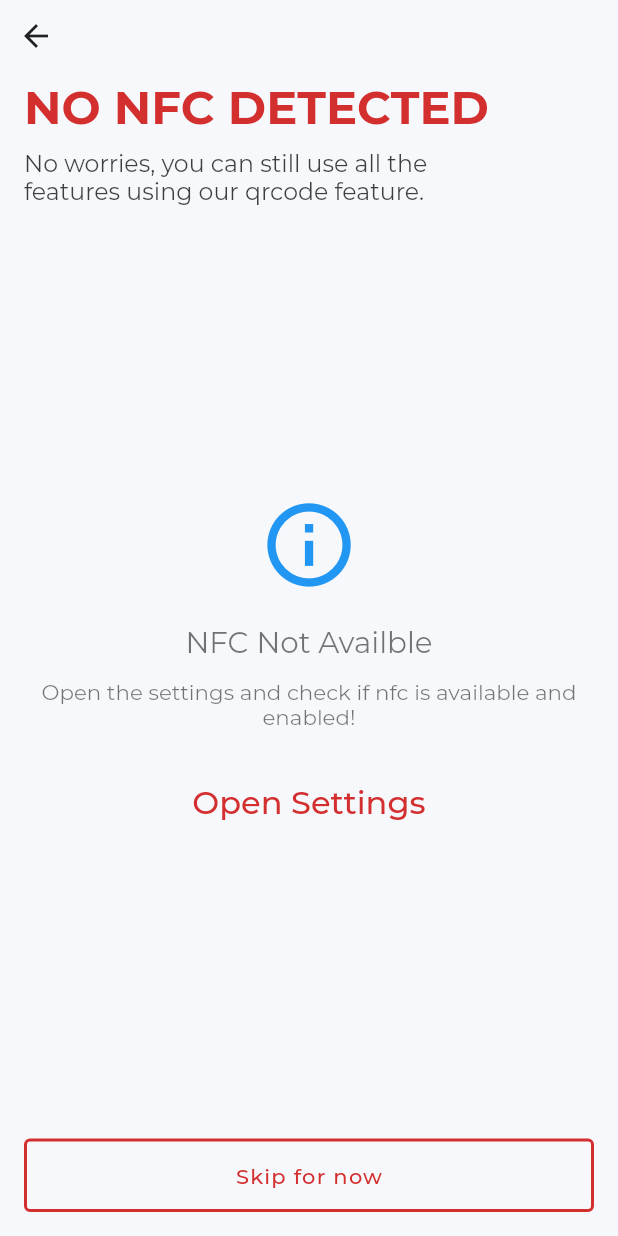
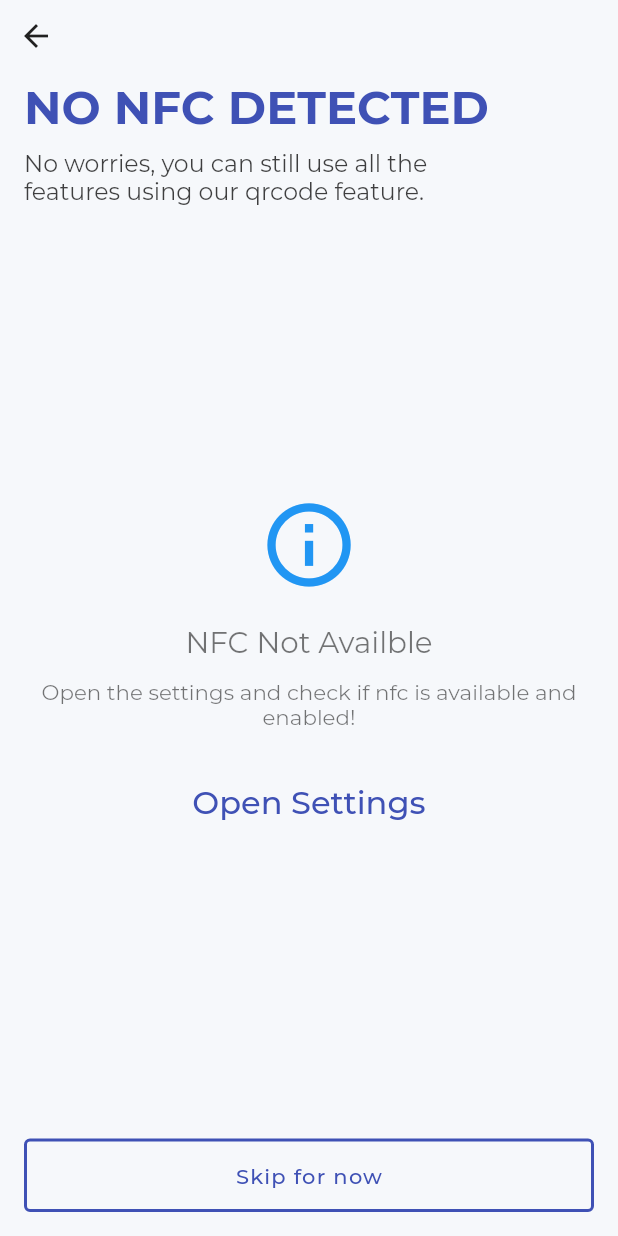
Before and after one commit to itsatifsiddiqui/conic, a Flutter app: the ActivateNfcScreen screen opened directly, on a phone screen of 412 x 824 dp. Run offline on Flutter 3.47's test engine with Material 2 defaults, Android fonts, the phone set to English and light mode, and no system bars; our stand-ins replace better_player, cached_network_image, cloud_firestore, contacts_service, file_picker, firebase_auth and 17 more; missing offline and left inert: flutter_login_facebook, geoflutterfire2, nfc_manager, open_settings, pdf_render, ripple_animation and 1 more; accounts and stored records are empty; statements that could not run were skipped; project files that could hold a hidden picture were left out.

Commit message:
change app primary color.

```diff
--- a/lib/res/app_colors.dart
+++ b/lib/res/app_colors.dart
@@ -1,7 +1,7 @@
 import 'package:flutter/material.dart';
 
 class AppColors {
-  static const Color primaryColor = Color(0xffD32F2F);
+  static const Color primaryColor = Colors.indigo;
   static const Color accentColor = Color(0xffD32F2F);
   static const Color teal = Color(0xff03D4BF);
   static const Color facebookBlue = Color(0xff547AAD);
```
Also changed, not shown: 1 other file.
